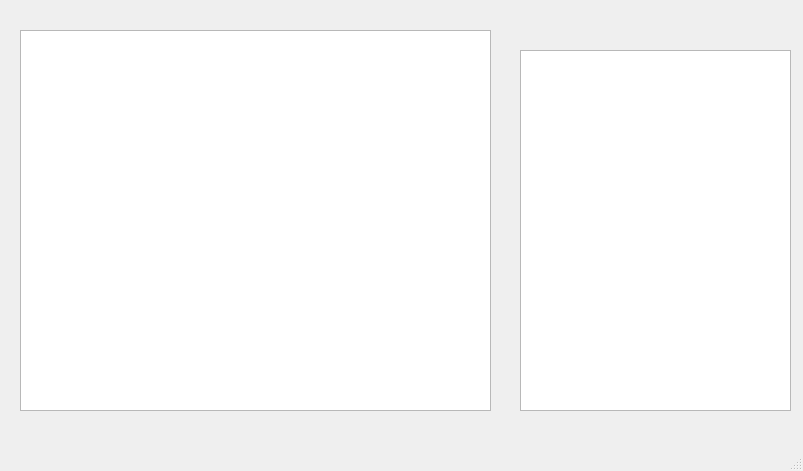
Before: the Qt Designer form UIs/cadet.ui in I7PoCTo-KoDeP/LyceumProject, drawn with Qt 5.
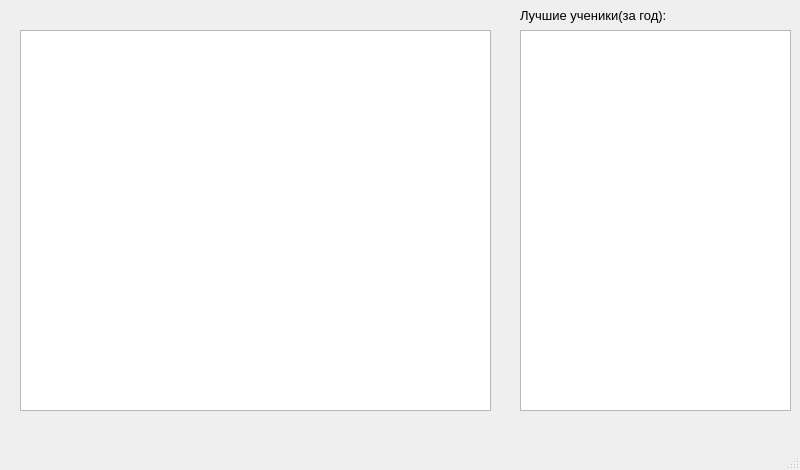
After: the same form once the commit is applied.

What changed in the file:
```diff
--- a/UIs/cadet.ui
+++ b/UIs/cadet.ui
@@ -6,10 +6,17 @@
    <rect>
     <x>0</x>
     <y>0</y>
-    <width>803</width>
-    <height>471</height>
+    <width>800</width>
+    <height>470</height>
    </rect>
   </property>
+  <property name="font">
+   <font>
+    <weight>50</weight>
+    <italic>false</italic>
+    <bold>false</bold>
+   </font>
+  </property>
   <property name="windowTitle">
    <string>MainWindow</string>
   </property>
@@ -28,12 +35,59 @@
     <property name="geometry">
      <rect>
       <x>520</x>
-      <y>50</y>
+      <y>30</y>
       <width>271</width>
-      <height>361</height>
+      <height>381</height>
      </rect>
     </property>
    </widget>
+   <widget class="QLabel" name="label">
+    <property name="geometry">
+     <rect>
+      <x>520</x>
+      <y>0</y>
+      <width>251</width>
+      <height>31</height>
+     </rect>
+    </property>
+    <property name="font">
+     <font>
+      <pointsize>10</pointsize>
+      <weight>50</weight>
+      <italic>false</italic>
+      <bold>false</bold>
+     </font>
+    </property>
+    <property name="text">
+     <string>Лучшие ученики(за год):</string>
+    </property>
+   </widget>
+   <widget class="QLabel" name="result_label">
+    <property name="geometry">
+     <rect>
+      <x>20</x>
+      <y>0</y>
+      <width>471</width>
+      <height>31</height>
+     </rect>
+    </property>
+    <property name="text">
+     <string/>
+    </property>
+   </widget>
+   <widget class="QLabel" name="label_2">
+    <property name="geometry">
+     <rect>
+      <x>20</x>
+      <y>0</y>
+      <width>471</width>
+      <height>31</height>
+     </rect>
+    </property>
+    <property name="text">
+     <string/>
+    </property>
+   </widget>
   </widget>
   <widget class="QMenuBar" name="menubar">
    <property name="geometry">
```
Left out of the diff: 2 changed lines with no effect on the pictures.
